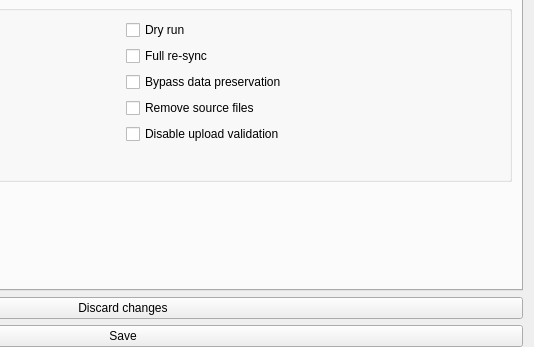
Qt form src/ui/profile_settings_page.ui (bpozdena/OneDriveGUI) before a commit; both pictures show x 288 to 822 and y 345 to 692 of the 822 by 692 pixel window.
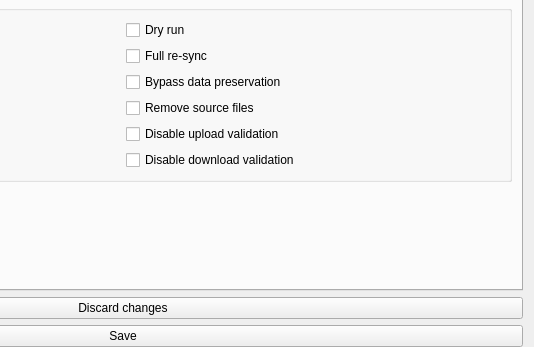
The same form after that commit. The open tabs and pages were chosen to show the change.

Commit message: Add support for new option disable_download_validation

Patch:
```diff
--- a/src/ui/profile_settings_page.ui
+++ b/src/ui/profile_settings_page.ui
@@ -562,6 +562,16 @@
               </property>
              </widget>
             </item>
+            <item row="5" column="2">
+             <widget class="QCheckBox" name="checkBox_disable_download_validation">
+              <property name="toolTip">
+               <string>This option determines whether the client will conduct integrity validation on files downloaded from Microsoft OneDrive. &lt;br&gt;Sometimes, when downloading files, particularly from SharePoint, there is a discrepancy between the file size reported by the OneDrive API and the byte count received from the SharePoint HTTP Server for the same file. &lt;br&gt;Enable this option to disable the integrity checks performed by this client.</string>
+              </property>
+              <property name="text">
+               <string>Disable download validation</string>
+              </property>
+             </widget>
+            </item>
            </layout>
           </widget>
          </item>
```
Left out of the diff: 2 changed lines with no effect on the pictures. The commit also changes 3 other files.
